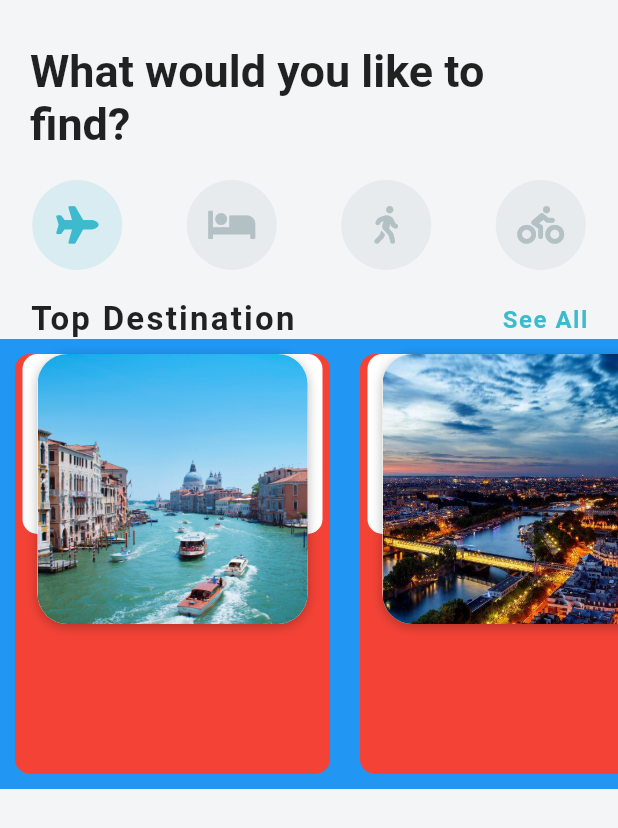
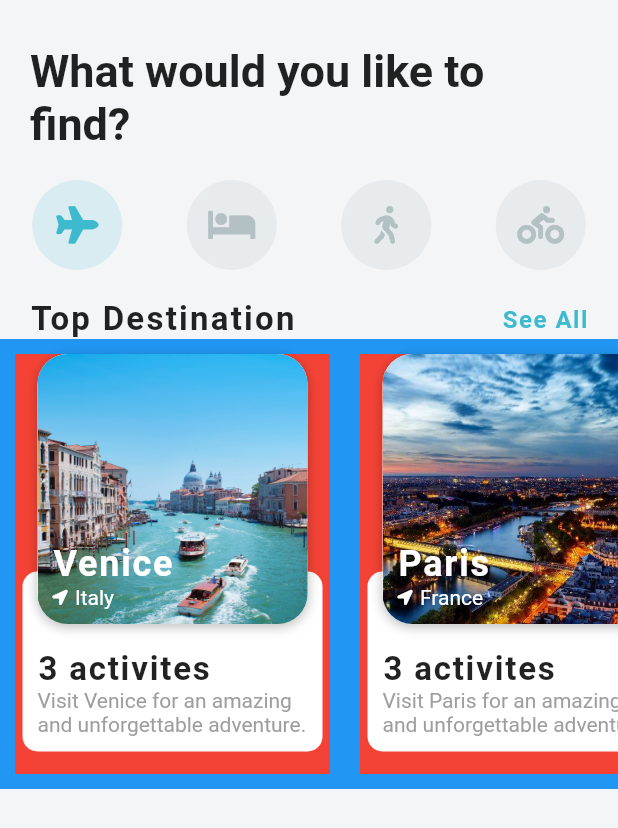
Before and after one commit to MatthieuNadeau96/Flutter_travel_ui, a Flutter app: the screen it shows after launch, on a phone screen of 412 x 824 dp. Shown: the top 828 px of the screen. Run offline on Flutter 3.47's test engine with Material 2 defaults, Android fonts, the phone set to English and light mode, and no system bars; our stand-ins replace font_awesome_flutter.

Commit message:
added and styled image text for destinations

```diff
--- a/lib/widgets/destination_carousel.dart
+++ b/lib/widgets/destination_carousel.dart
@@ -1,4 +1,5 @@
 import 'package:flutter/material.dart';
+import 'package:font_awesome_flutter/font_awesome_flutter.dart';
 import 'package:travel_ui/models/destination_model.dart';
 
 class DestinationCarousel extends StatelessWidget {
@@ -46,13 +47,14 @@ class DestinationCarousel extends StatelessWidget {
                 margin: EdgeInsets.all(10.0),
                 decoration: BoxDecoration(
                   color: Colors.red,
-                  borderRadius: BorderRadius.circular(10),
                 ),
                 width: 210,
                 child: Stack(
                   alignment: Alignment.topCenter,
                   children: <Widget>[
-                    Container(
+                    Positioned(
+                      bottom: 15.0,
+                      child: Container(
                         height: 120.0,
                         width: 200.0,
                         decoration: BoxDecoration(
@@ -80,6 +82,7 @@ class DestinationCarousel extends StatelessWidget {
                           ),
                         ),
                       ),
+                    ),
                     Container(
                       decoration: BoxDecoration(
                         color: Colors.white,
@@ -103,6 +106,40 @@ class DestinationCarousel extends StatelessWidget {
                               fit: BoxFit.cover,
                             ),
                           ),
+                          Positioned(
+                            left: 10.0,
+                            bottom: 10.0,
+                            child: Column(
+                              crossAxisAlignment: CrossAxisAlignment.start,
+                              children: <Widget>[
+                                Text(
+                                  destination.city,
+                                  style: TextStyle(
+                                    color: Colors.white,
+                                    fontSize: 24.0,
+                                    fontWeight: FontWeight.w600,
+                                    letterSpacing: 1.2,
+                                  ),
+                                ),
+                                Row(
+                                  children: <Widget>[
+                                    Icon(
+                                      FontAwesomeIcons.locationArrow,
+                                      size: 10.0,
+                                      color: Colors.white,
+                                    ),
+                                    SizedBox(width: 5.0),
+                                    Text(
+                                      destination.country,
+                                      style: TextStyle(
+                                        color: Colors.white,
+                                      ),
+                                    ),
+                                  ],
+                                ),
+                              ],
+                            ),
+                          ),
                         ],
                       ),
                     ),
```
Lines whose indentation alone changed are shown as unchanged.
